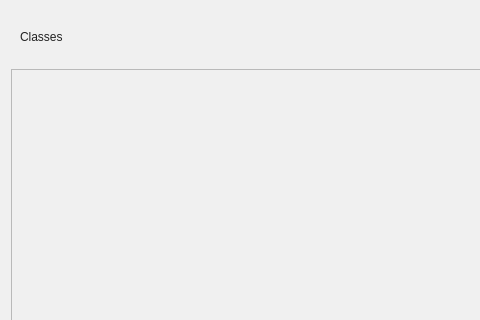
This is ui/classesTeacher.ui in fizzycoding/Attendance-Management-System--College as Qt 5 draws it before an edit; both pictures show x 0 to 480 and y 0 to 320 of the 842 by 562 pixel window. The edited form follows.
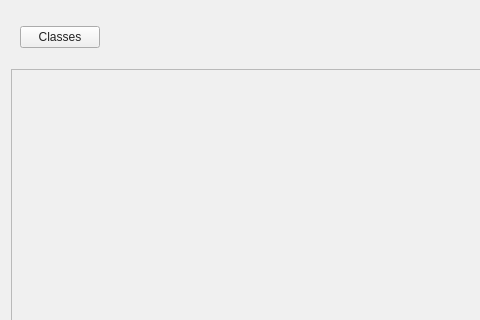
This is the edited form. Icons and pictures are not drawn.

Diff of the .ui file:
```diff
--- a/ui/classesTeacher.ui
+++ b/ui/classesTeacher.ui
@@ -33,7 +33,7 @@
      </property>
      <layout class="QHBoxLayout" name="horizontalLayout_2">
       <item>
-       <widget class="QLabel" name="label">
+       <widget class="QPushButton" name="refresh_class">
         <property name="styleSheet">
          <string notr="true">color: rgb(34, 34, 34);
 font: 600 18pt &quot;Segoe UI&quot;;</string>
```
Left out of the diff: 2 changed lines with no effect on the pictures.
